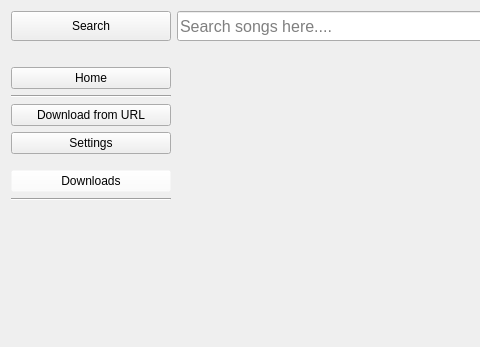
The window that ui/app.ui (FBI-open-up0126/music_player_pyqt) describes before a commit, drawn with Qt 5; both pictures show x 0 to 480 and y 0 to 347 of the 800 by 600 pixel window.
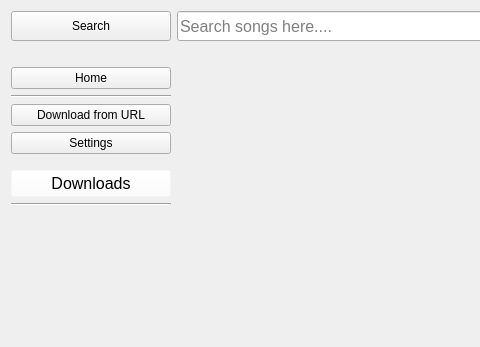
The same window after the commit. Custom widgets are drawn as their Qt base class.

What changed in the file:
```diff
--- a/ui/app.ui
+++ b/ui/app.ui
@@ -451,6 +451,11 @@
       </item>
       <item>
        <widget class="QPushButton" name="playlist_button">
+        <property name="font">
+         <font>
+          <pointsize>12</pointsize>
+         </font>
+        </property>
         <property name="cursor">
          <cursorShape>PointingHandCursor</cursorShape>
         </property>
@@ -502,6 +507,13 @@
    </item>
   </layout>
  </widget>
+ <customwidgets>
+  <customwidget>
+   <class>PlaylistsHandler</class>
+   <extends>QListWidget</extends>
+   <header>my_widget.h</header>
+  </customwidget>
+ </customwidgets>
  <resources/>
  <connections/>
 </ui>
```
Left out of the diff: 20 changed lines with no effect on the pictures.
